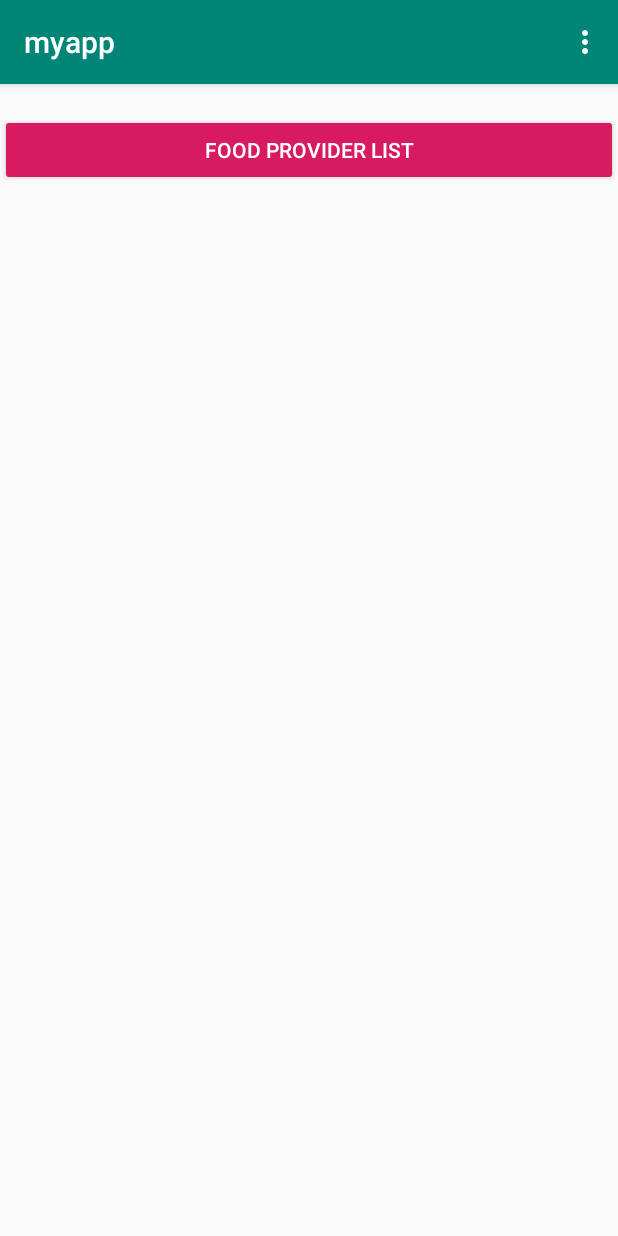
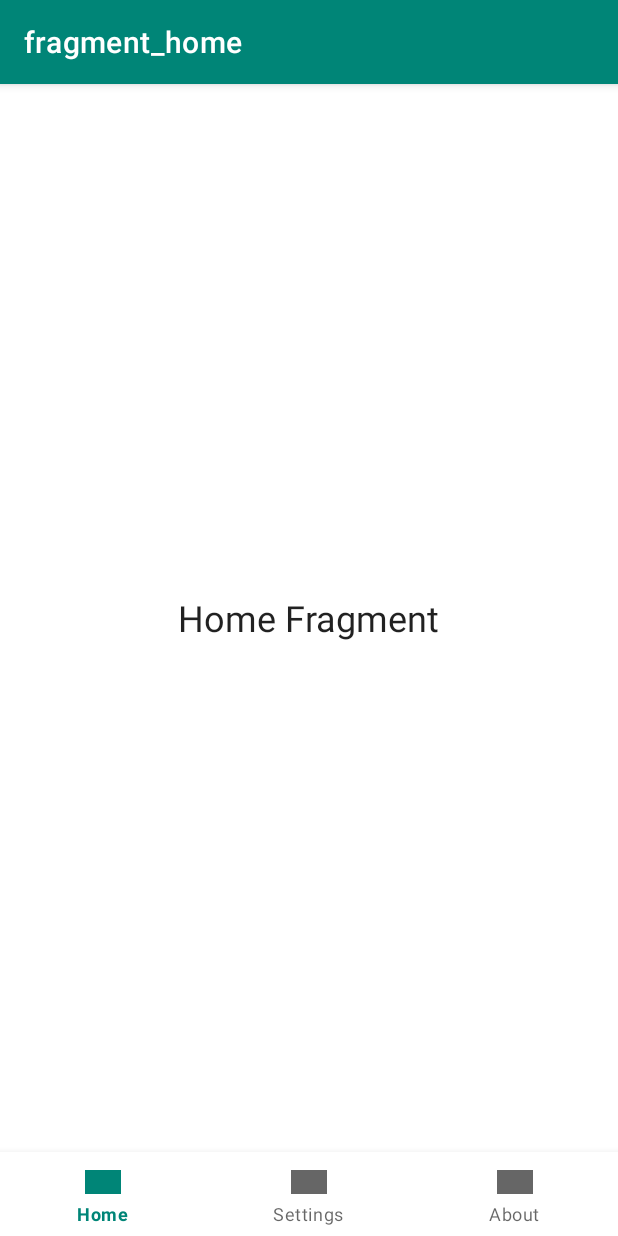
Before and after one commit to SoniaZaldana/uoftfood, an Android app: the screen it shows after launch (DashboardActivity), on a phone screen of 412 x 824 dp. Run offline under Robolectric (Android 15) with nearby library versions, the phone set to English and light mode, and no system bars; our stand-ins replace navigation-ui.

Commit message:
Added Bottom Navigation

```diff
--- a/app/src/main/java/com/uoft/food/DashboardActivity.java
+++ b/app/src/main/java/com/uoft/food/DashboardActivity.java
@@ -1,16 +1,20 @@
 package com.uoft.food;
 
-import android.content.Intent;
 import android.os.Bundle;
 import android.view.Menu;
 import android.view.View;
 import android.widget.Button;
 import android.widget.Toast;
-
 import androidx.annotation.Nullable;
 import androidx.appcompat.app.AppCompatActivity;
+import androidx.drawerlayout.widget.DrawerLayout;
 import androidx.fragment.app.FragmentTransaction;
+import androidx.navigation.NavController;
+import androidx.navigation.Navigation;
+import androidx.navigation.ui.AppBarConfiguration;
+import androidx.navigation.ui.NavigationUI;
 
+import com.google.android.material.bottomnavigation.BottomNavigationView;
 import com.uoft.food.FoodProviderList.FoodProviderListFragment;
 import com.uoft.food.Models.FoodProvider;
 import com.uoft.food.Service.FoodClient;
@@ -20,14 +24,28 @@ import java.util.List;
 
 public class DashboardActivity extends AppCompatActivity {
 
-    Button listButton;
+    private Button listButton;
+    private NavController navController;
+
 
     @Override
     protected void onCreate(@Nullable Bundle savedInstanceState) {
         super.onCreate(savedInstanceState);
         setContentView(R.layout.activity_dashboard);
+
+        // getting the navigation controller
+        navController = Navigation.findNavController(this, R.id.fragment);
+
+        // setting the navigation controller to Bottom nav
+        BottomNavigationView bottomNav = findViewById(R.id.bottomNav);
+
+        NavigationUI.setupWithNavController(bottomNav, navController);
+
+        // Setting up the action bar
+        NavigationUI.setupActionBarWithNavController(this, navController);
+
         listButton = findViewById(R.id.listButton);
-        FoodClient client = new FoodClient();
+        final FoodClient client = new FoodClient();
 
         listButton.setOnClickListener(new View.OnClickListener() {
             public void onClick(View v) {
@@ -45,21 +63,14 @@ public class DashboardActivity extends AppCompatActivity {
                     }
                 });
 
-                FoodProviderListFragment fragment = new FoodProviderListFragment();
-                FragmentTransaction transaction = getSupportFragmentManager().beginTransaction();
-                transaction.replace(R.id.fragment_container, fragment);
-                transaction.commit();
             }
         });
     }
 
+
     @Override
-    public boolean onCreateOptionsMenu(Menu menu) {
-        getMenuInflater().inflate(R.menu.menu_main, menu);
-        return super.onCreateOptionsMenu(menu);
+    public boolean onSupportNavigateUp() {
+        return NavigationUI.navigateUp(navController, (DrawerLayout) null);
     }
 
-
-
-
 }
--- a/app/src/main/java/com/uoft/food/FoodProviderList/FoodProviderListPresenter.java
+++ b/app/src/main/java/com/uoft/food/FoodProviderList/FoodProviderListPresenter.java
@@ -1,4 +1,7 @@
 package com.uoft.food.FoodProviderList;
 
 public class FoodProviderListPresenter {
+
+    public FoodProviderListPresenter() {
+    }
 }
--- /dev/null
+++ b/app/src/main/java/com/uoft/food/HomeFragment.java
@@ -0,0 +1,31 @@
+package com.uoft.food;
+
+
+import android.os.Bundle;
+
+import androidx.fragment.app.Fragment;
+
+import android.view.LayoutInflater;
+import android.view.View;
+import android.view.ViewGroup;
+
+
+/**
+ * A simple {@link Fragment} subclass.
+ */
+public class HomeFragment extends Fragment {
+
+
+    public HomeFragment() {
+        // Required empty public constructor
+    }
+
+
+    @Override
+    public View onCreateView(LayoutInflater inflater, ViewGroup container,
+                             Bundle savedInstanceState) {
+        // Inflate the layout for this fragment
+        return inflater.inflate(R.layout.fragment_home, container, false);
+    }
+
+}
--- a/app/src/main/res/layout/activity_dashboard.xml
+++ b/app/src/main/res/layout/activity_dashboard.xml
@@ -1,10 +1,29 @@
 <?xml version="1.0" encoding="utf-8"?>
 <LinearLayout xmlns:android="http://schemas.android.com/apk/res/android"
     xmlns:tools="http://schemas.android.com/tools"
+    xmlns:app="http://schemas.android.com/apk/res-auto"
     android:orientation="vertical"
     android:layout_width="match_parent"
-    android:layout_height="match_parent"
-    android:id="@+id/fragment_container">
+    android:layout_height="match_parent">
+
+    <fragment
+        android:id="@+id/fragment"
+        android:layout_width="match_parent"
+        android:layout_height="0dp"
+        android:layout_weight="1"
+        app:navGraph="@navigation/bottom_navigation"
+        app:defaultNavHost="true"
+        android:name="androidx.navigation.fragment.NavHostFragment"
+    />
+
+
+    <com.google.android.material.bottomnavigation.BottomNavigationView
+        android:id="@+id/bottomNav"
+        android:layout_width="match_parent"
+        android:layout_height="wrap_content"
+        app:menu="@menu/bottom_menu"
+        />
+
 
     <Button
         android:id="@+id/listButton"
@@ -13,6 +32,7 @@
         android:layout_height="wrap_content"
         android:layout_marginTop="20dp"
         android:text="Food Provider List"
+        android:visibility="gone"
         tools:text="Food Provider list"/>
 
 
--- /dev/null
+++ b/app/src/main/res/layout/fragment_home.xml
@@ -0,0 +1,15 @@
+<?xml version="1.0" encoding="utf-8"?>
+<FrameLayout xmlns:android="http://schemas.android.com/apk/res/android"
+    xmlns:tools="http://schemas.android.com/tools"
+    android:layout_width="match_parent"
+    android:layout_height="match_parent"
+    tools:context=".HomeFragment">
+
+    <TextView
+        android:layout_gravity="center_horizontal|center_vertical"
+        android:layout_width="wrap_content"
+        android:layout_height="wrap_content"
+        android:textAppearance="@style/Base.TextAppearance.AppCompat.Headline"
+        android:text="Home Fragment" />
+
+</FrameLayout>
--- /dev/null
+++ b/app/src/main/res/menu/bottom_menu.xml
@@ -0,0 +1,19 @@
+<?xml version="1.0" encoding="utf-8"?>
+<menu xmlns:android="http://schemas.android.com/apk/res/android">
+
+    <item
+        android:id="@+id/homeFragment"
+        android:title="Home"
+        android:icon="@drawable/truck" />
+
+    <item
+        android:id="@+id/settingsFragment"
+        android:title="Settings"
+        android:icon="@drawable/truck" />
+
+    <item
+        android:id="@+id/aboutFragment"
+        android:title="About"
+        android:icon="@drawable/truck" />
+
+</menu>
--- a/app/src/main/res/menu/menu_main.xml
+++ /dev/null
@@ -1,5 +0,0 @@
-<?xml version="1.0" encoding="utf-8"?>
-<menu xmlns:android="http://schemas.android.com/apk/res/android">
-    <item android:id="@+id/about"
-          android:title="@string/menu_about"/>
-</menu>
--- /dev/null
+++ b/app/src/main/res/navigation/bottom_navigation.xml
@@ -0,0 +1,23 @@
+<?xml version="1.0" encoding="utf-8"?>
+<navigation xmlns:android="http://schemas.android.com/apk/res/android"
+    xmlns:app="http://schemas.android.com/apk/res-auto"
+    xmlns:tools="http://schemas.android.com/tools"
+    android:id="@+id/bottom_navigation"
+    app:startDestination="@id/homeFragment">
+
+    <fragment
+        android:id="@+id/aboutFragment"
+        android:name="com.uoft.food.AboutFragment"
+        android:label="fragment_about"
+        tools:layout="@layout/fragment_about" />
+    <fragment
+        android:id="@+id/homeFragment"
+        android:name="com.uoft.food.HomeFragment"
+        android:label="fragment_home"
+        tools:layout="@layout/fragment_home" />
+    <fragment
+        android:id="@+id/settingsFragment"
+        android:name="com.uoft.food.SettingsFragment"
+        android:label="fragment_settings"
+        tools:layout="@layout/fragment_settings" />
+</navigation>
--- a/app/src/main/res/values/strings.xml
+++ b/app/src/main/res/values/strings.xml
@@ -3,4 +3,7 @@
     <string name="menu_about">About</string>
     <string name="open">Open</string>
     <string name="closed">Closed</string>
+
+    <!-- TODO: Remove or change this placeholder text -->
+    <string name="hello_blank_fragment">Hello blank fragment</string>
 </resources>
--- a/app/src/main/res/values/styles.xml
+++ b/app/src/main/res/values/styles.xml
@@ -1,7 +1,7 @@
 <resources>
 
     <!-- Base application theme. -->
-    <style name="AppTheme" parent="Theme.AppCompat.Light.DarkActionBar">
+    <style name="AppTheme" parent="Theme.MaterialComponents.Light.DarkActionBar">
         <!-- Customize your theme here. -->
         <item name="colorPrimary">@color/colorPrimary</item>
         <item name="colorPrimaryDark">@color/colorPrimaryDark</item>
```
Also changed, not shown: app/build.gradle (+8 -2 lines), app/src/main/java/com/uoft/food/AboutFragment.java (added, +31 -0 lines), app/src/main/java/com/uoft/food/SettingsFragment.java (added, +31 -0 lines), app/src/main/res/layout/fragment_about.xml (added, +15 -0 lines), app/src/main/res/layout/fragment_settings.xml (added, +15 -0 lines).
